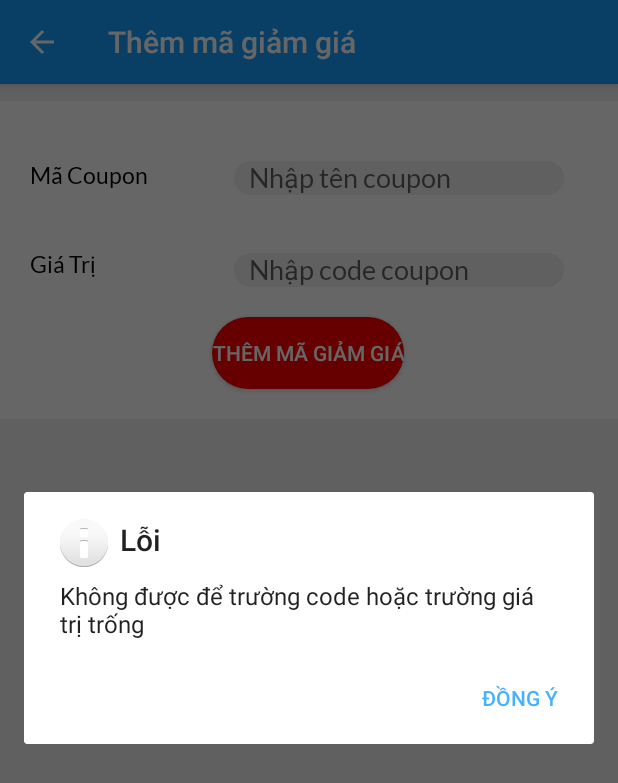
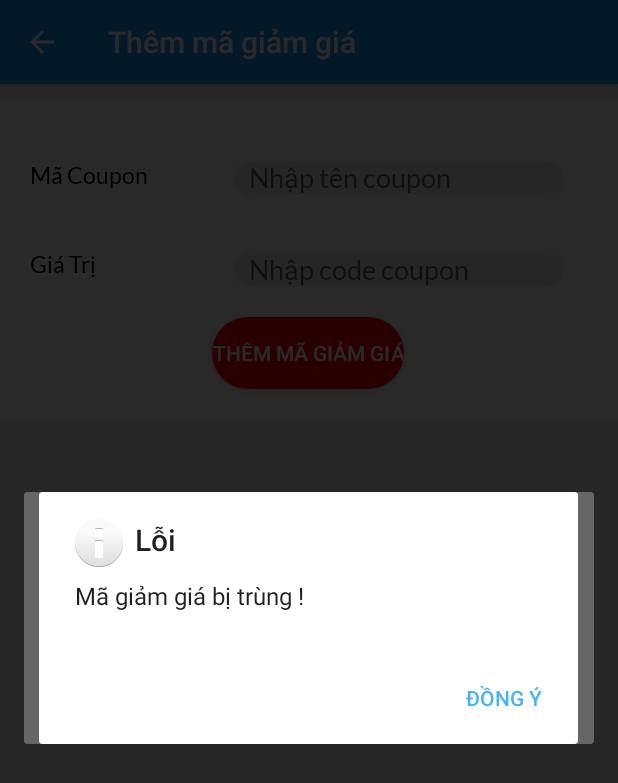
Before and after one commit to phanminhhoang2110/Android-Final-Project, an Android app: the screen it shows after launch (CouponActivity), after a tap on "THÊM MÃ GIẢM GIÁ", on a phone screen of 412 x 824 dp. Shown: the top 783 px of the screen. Run offline under Robolectric (Android 15) with nearby library versions, the phone set to English and light mode, and no system bars; 1 statement that could not run was skipped.

Commit message:
Done coupon 99%

```diff
--- a/app/src/main/java/com/example/h3t_project/activity/CouponActivity.java
+++ b/app/src/main/java/com/example/h3t_project/activity/CouponActivity.java
@@ -55,6 +55,9 @@ public class CouponActivity extends AppCompatActivity {
         if (result == true) {
           showSuccessDialog();
         }
+        if (result == false){
+          showErrorDialog(VietnameseWord.COUPON_DUPLICATE);
+        }
       }
     });
   }
@@ -65,7 +68,7 @@ public class CouponActivity extends AppCompatActivity {
     String codeCoupon = codeCouponEdt.getText().toString();
     String valueCouponRaw = valueCouponEdt.getText().toString();
     if (codeCoupon.length() == 0 || valueCouponRaw.length() == 0) {
-      showErrorDialog();
+      showErrorDialog(VietnameseWord.ERROR_COUPON_EMPTY);
       return null;
     }
     int valueCoupon = Integer.parseInt(valueCouponRaw);
@@ -75,10 +78,10 @@ public class CouponActivity extends AppCompatActivity {
     return couponItem;
   }
 
-  private void showErrorDialog() {
+  private void showErrorDialog(String error) {
     AlertDialog.Builder builder = new AlertDialog.Builder(this);
     builder.setTitle(VietnameseWord.ERROR);
-    builder.setMessage(VietnameseWord.ERROR_COUPON_EMPTY);
+    builder.setMessage(error);
     builder.setIcon(android.R.drawable.ic_dialog_info);
     builder.setPositiveButton(VietnameseWord.OK, new DialogInterface.OnClickListener() {
       @Override
@@ -91,7 +94,7 @@ public class CouponActivity extends AppCompatActivity {
     dialog.show();
   }
 
-  public void showSuccessDialog() {
+  private void showSuccessDialog() {
     AlertDialog.Builder builder = new AlertDialog.Builder(this);
     builder.setTitle(VietnameseWord.ADD_SUCCESS);
     builder.setMessage(VietnameseWord.ADD_COUPON_SUCCESS);
--- a/app/src/main/java/com/example/h3t_project/adapter/CouponItemAdapter.java
+++ b/app/src/main/java/com/example/h3t_project/adapter/CouponItemAdapter.java
@@ -40,8 +40,10 @@ public class CouponItemAdapter extends RecyclerView.Adapter<CouponItemAdapter.Vi
       public void onClick(View v) {
         CouponDAO couponDAO = new CouponDAO();
         int rowAffect = couponDAO.deleteCoupon(couponItems.get(position).getCodeCoupon());
-        //CouponActivity couponActivity = new CouponActivity();
-        //couponActivity.showSuccessDialog();
+        if(rowAffect != 0) {
+          couponItems.remove(position);
+          notifyItemRemoved(position);
+        }
       }
     });
   }
--- a/app/src/main/java/com/example/h3t_project/constants/VietnameseWord.java
+++ b/app/src/main/java/com/example/h3t_project/constants/VietnameseWord.java
@@ -2,9 +2,10 @@ package com.example.h3t_project.constants;
 
 public class VietnameseWord {
   public static String ERROR = "Lỗi";
-  public static String ERROR_COUPON_EMPTY = "Không được để trường code hoặc trường giá trị trống";
+  public static String ERROR_COUPON_EMPTY = "Không được để trường code hoặc trường giá trị trống !";
   public static String OK = "Đồng ý";
   public static String ADD_SUCCESS = "Thêm thành công";
-  public static String ADD_COUPON_SUCCESS = "Đã thêm coupon thành công";
+  public static String ADD_COUPON_SUCCESS = "Đã thêm coupon thành công !";
   public static String COUPON_ACTIVITY = "Thêm mã giảm giá";
+  public static String COUPON_DUPLICATE = "Mã giảm giá bị trùng !";
 }
```
